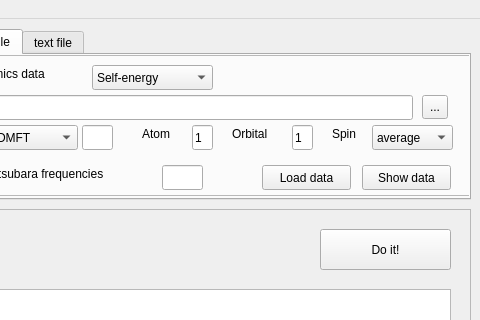
Qt form gui/maxent_ui.ui (josefkaufmann/ana_cont) before a commit; both pictures show x 280 to 760 and y 0 to 320 of the 760 by 633 pixel window.
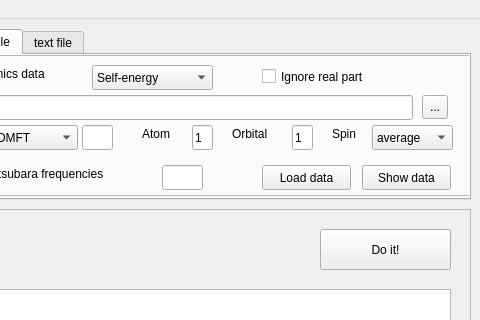
The same form after that commit. The open tabs and pages were chosen to show the change.

Commit message: add checkbox for ignoring real part in maxent GUI

Diff of the .ui file:
```diff
--- a/gui/maxent_ui.ui
+++ b/gui/maxent_ui.ui
@@ -647,6 +647,19 @@
         <string>...</string>
        </property>
       </widget>
+      <widget class="QCheckBox" name="ignore_checkbox">
+       <property name="geometry">
+        <rect>
+         <x>350</x>
+         <y>10</y>
+         <width>131</width>
+         <height>23</height>
+        </rect>
+       </property>
+       <property name="text">
+        <string>Ignore real part</string>
+       </property>
+      </widget>
      </widget>
     </widget>
     <widget class="QWidget" name="text_tab">
```
Left out of the diff: 2 changed lines with no effect on the pictures.
